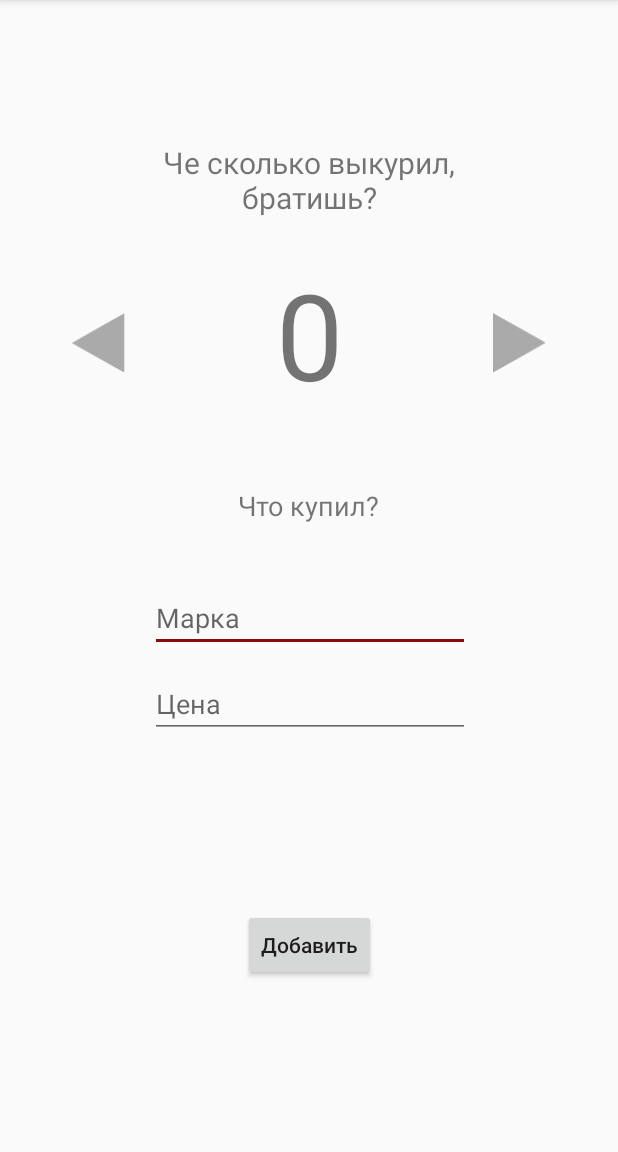
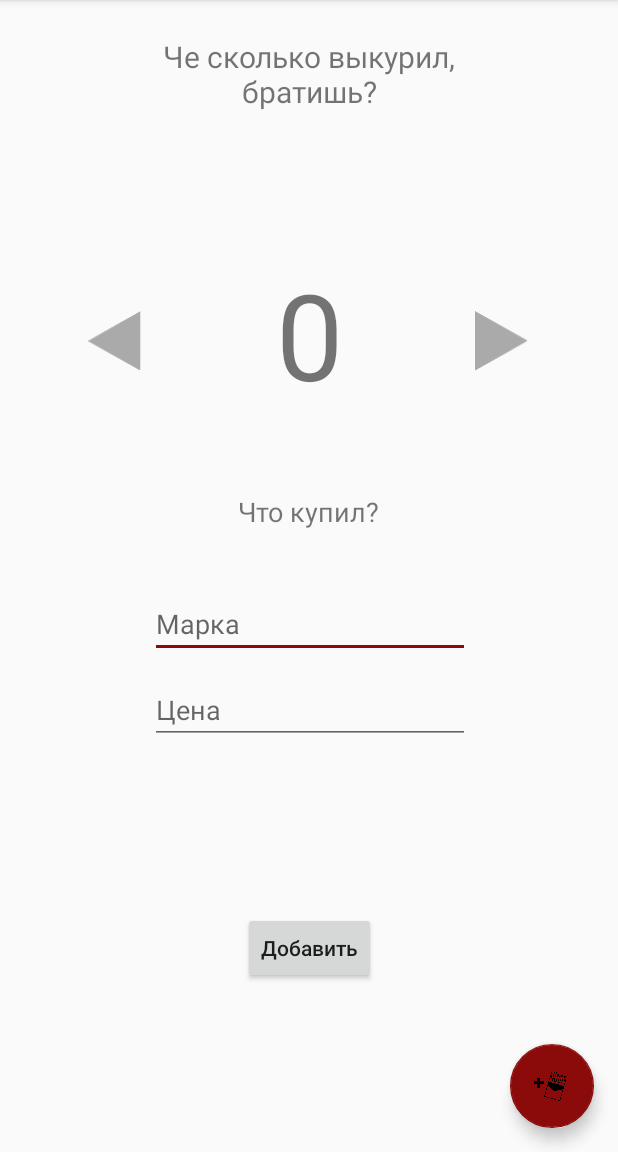
Before and after one commit to iiiBurnyiii/Android_CigarettesCount, an Android app: the screen it shows after launch (MainActivity), on a phone screen of 412 x 824 dp, the part 84-1236 px from its top. Run offline under Robolectric (Android 15) with nearby library versions, the phone set to English and light mode, and no system bars.

Commit message:
checkDay() not working in widget #3 add DatabaseManager class

```diff
--- a/app/src/main/java/org/test/ciggacount/activities/HistoryActivity.kt
+++ b/app/src/main/java/org/test/ciggacount/activities/HistoryActivity.kt
@@ -1,6 +1,5 @@
 package org.test.ciggacount.activities
 
-import android.content.Context
 import android.os.Bundle
 import android.support.design.widget.TabLayout
 import android.support.v7.app.AppCompatActivity
@@ -11,12 +10,9 @@ import org.jetbrains.anko.db.*
 import org.jetbrains.anko.toast
 import org.test.ciggacount.R
 import org.test.ciggacount.adapters.SectionsPagerAdapter
-import org.test.ciggacount.utils.DatabaseHelper
+import org.test.ciggacount.utils.database
 
 class HistoryActivity : AppCompatActivity() {
-
-    private val Context.database : DatabaseHelper
-        get() = DatabaseHelper.getInstance(applicationContext)
 
     private var mSectionsPagerAdapter: SectionsPagerAdapter? = null
 
--- a/app/src/main/java/org/test/ciggacount/activities/MainActivity.kt
+++ b/app/src/main/java/org/test/ciggacount/activities/MainActivity.kt
@@ -19,8 +19,8 @@ import org.jetbrains.anko.db.insert
 import org.jetbrains.anko.startActivity
 import org.jetbrains.anko.toast
 import org.test.ciggacount.R
-import org.test.ciggacount.utils.DatabaseHelper
 import org.test.ciggacount.utils.MySharedPreferences
+import org.test.ciggacount.utils.database
 import org.test.ciggacount.widget.CigaretteWidget
 import java.text.DateFormat
 import java.util.*
@@ -43,9 +43,6 @@ class MainActivity : AppCompatActivity(), NavigationView.OnNavigationItemSelecte
     private lateinit var price: String
     private var curDate =  Calendar.getInstance().timeInMillis
     private var curDay: Int? = null
-
-    private val Context.database : DatabaseHelper
-        get() = DatabaseHelper.getInstance(applicationContext)
 
     private val sp = MySharedPreferences(this)
 
@@ -129,7 +126,7 @@ class MainActivity : AppCompatActivity(), NavigationView.OnNavigationItemSelecte
         curDay = Calendar.getInstance().get(Calendar.DAY_OF_MONTH)
 
         if (curDay.toString() != sp.getPref("day")) {
-            databaseInsertCount()
+            databaseInsertCount(this)
         }
     }
 
@@ -162,12 +159,12 @@ class MainActivity : AppCompatActivity(), NavigationView.OnNavigationItemSelecte
         etPrice.text.clear()
     }
 
-    private fun databaseInsertCount() {
+    private fun databaseInsertCount(context: Context) {
         val date = DateFormat
                 .getDateInstance(DateFormat.LONG)
                 .format(curDate)
 
-        database.use {
+        context.database.use {
             insert("Counter",
                     "count" to sp.getPref("count").toInt(),
                     "date" to date)
--- a/app/src/main/java/org/test/ciggacount/utils/DatabaseHelper.kt
+++ b/app/src/main/java/org/test/ciggacount/utils/DatabaseHelper.kt
@@ -37,3 +37,6 @@ class DatabaseHelper(ctx: Context) : ManagedSQLiteOpenHelper(ctx, "MyDB") {
     override fun onUpgrade(db: SQLiteDatabase?, oldVersion: Int, newVersion: Int) {
     }
 }
+
+val Context.database: DatabaseHelper
+    get() = DatabaseHelper.getInstance(applicationContext)
--- /dev/null
+++ b/app/src/main/java/org/test/ciggacount/utils/DatabaseManager.kt
@@ -0,0 +1,15 @@
+package org.test.ciggacount.utils
+
+import android.content.Context
+import org.jetbrains.anko.db.delete
+
+class DatabaseManager(private val context: Context) {
+
+    private val db = context.database
+
+    fun deleteAllItems(table: String) {
+        db.use {
+            delete(table)
+        }
+    }
+}
--- a/app/src/main/java/org/test/ciggacount/widget/ConfigActivity.kt
+++ b/app/src/main/java/org/test/ciggacount/widget/ConfigActivity.kt
@@ -1,6 +1,14 @@
 package org.test.ciggacount.widget
 
+import android.os.Bundle
+import android.os.PersistableBundle
 import android.support.v7.app.AppCompatActivity
+import org.test.ciggacount.R
 
 class ConfigActivity : AppCompatActivity() {
+
+    override fun onCreate(savedInstanceState: Bundle?, persistentState: PersistableBundle?) {
+        super.onCreate(savedInstanceState, persistentState)
+        setContentView(R.layout.activity_config)
+    }
 }
--- a/app/src/main/res/drawable/rounded.xml
+++ b/app/src/main/res/drawable/rounded.xml
@@ -1,6 +1,6 @@
 <?xml version="1.0" encoding="utf-8"?>
 <shape xmlns:android="http://schemas.android.com/apk/res/android" >
-    <solid android:color="#ffffff" />
+    <solid android:color="#99ffffff" />
     <corners
         android:bottomRightRadius="10dp"
         android:bottomLeftRadius="10dp"
--- /dev/null
+++ b/app/src/main/res/layout/activity_config.xml
@@ -0,0 +1,6 @@
+<?xml version="1.0" encoding="utf-8"?>
+<android.support.constraint.ConstraintLayout
+    xmlns:android="http://schemas.android.com/apk/res/android" android:layout_width="match_parent"
+    android:layout_height="match_parent">
+
+</android.support.constraint.ConstraintLayout>
--- a/app/src/main/res/layout/activity_main.xml
+++ b/app/src/main/res/layout/activity_main.xml
@@ -20,6 +20,8 @@
         android:layout_gravity="start"
         android:fitsSystemWindows="true"
         app:headerLayout="@layout/nav_header_main"
-        app:menu="@menu/activity_main_drawer" />
+        app:menu="@menu/activity_main_drawer" >
+
+    </android.support.design.widget.NavigationView>
 
 </android.support.v4.widget.DrawerLayout>
--- a/app/src/main/res/layout/app_bar_main.xml
+++ b/app/src/main/res/layout/app_bar_main.xml
@@ -28,8 +28,20 @@
     </android.support.design.widget.AppBarLayout>
 
     <include
+        android:id="@+id/include"
         layout="@layout/content_main"
         android:layout_width="match_parent"
         android:layout_height="match_parent" />
 
+    <android.support.design.widget.FloatingActionButton
+        android:id="@+id/floatingActionButton3"
+        android:layout_width="match_parent"
+        android:layout_height="wrap_content"
+        android:layout_margin="@dimen/fab_margin"
+        android:clickable="true"
+        android:focusable="true"
+        app:layout_anchor="@+id/include"
+        app:layout_anchorGravity="bottom|right|end"
+        app:srcCompat="@drawable/add_pack_icon" />
+
 </android.support.design.widget.CoordinatorLayout>
--- a/app/src/main/res/layout/cigarette_widget.xml
+++ b/app/src/main/res/layout/cigarette_widget.xml
@@ -25,7 +25,8 @@
         android:layout_centerVertical="true"
         android:layout_marginStart="60dp"
         android:layout_toEndOf="@+id/appwidget_text"
-        android:background="@mipmap/right_arrow" />
+        android:background="@mipmap/right_arrow"
+        android:backgroundTint="@color/colorPrimary" />
 
     <Button
         android:id="@+id/wBtnSub"
@@ -35,6 +36,7 @@
         android:layout_alignBottom="@+id/appwidget_text"
         android:layout_marginEnd="60dp"
         android:layout_toStartOf="@+id/appwidget_text"
-        android:background="@mipmap/left_arrow" />
+        android:background="@mipmap/left_arrow"
+        android:backgroundTint="@color/colorPrimary" />
 
 </RelativeLayout>
--- a/app/src/main/res/layout/content_main.xml
+++ b/app/src/main/res/layout/content_main.xml
@@ -12,34 +12,43 @@
         android:id="@+id/btnSub"
         android:layout_width="35dp"
         android:layout_height="40dp"
-        android:layout_marginBottom="36dp"
-        android:layout_marginStart="48dp"
+        android:layout_marginBottom="8dp"
+        android:layout_marginEnd="32dp"
+        android:layout_marginStart="8dp"
+        android:layout_marginTop="8dp"
         android:background="@mipmap/left_arrow"
         android:backgroundTint="@android:color/darker_gray"
         app:layout_constraintBottom_toBottomOf="@+id/tvCount"
-        app:layout_constraintStart_toStartOf="@+id/tvCount" />
+        app:layout_constraintEnd_toStartOf="@+id/tvCount"
+        app:layout_constraintHorizontal_bias="0.74"
+        app:layout_constraintStart_toStartOf="parent"
+        app:layout_constraintTop_toTopOf="@+id/tvCount" />
 
     <Button
         android:id="@+id/btnPlus"
         style="@style/Widget.AppCompat.Button.Borderless"
         android:layout_width="35dp"
         android:layout_height="40dp"
-        android:layout_marginBottom="36dp"
-        android:layout_marginEnd="48dp"
+        android:layout_marginBottom="8dp"
+        android:layout_marginEnd="8dp"
+        android:layout_marginStart="32dp"
+        android:layout_marginTop="8dp"
         android:background="@mipmap/right_arrow"
         android:backgroundTint="@android:color/darker_gray"
         app:layout_constraintBottom_toBottomOf="@+id/tvCount"
-        app:layout_constraintEnd_toEndOf="@+id/tvCount" />
+        app:layout_constraintEnd_toEndOf="parent"
+        app:layout_constraintHorizontal_bias="0.24"
+        app:layout_constraintStart_toEndOf="@+id/tvCount"
+        app:layout_constraintTop_toTopOf="@+id/tvCount" />
 
     <TextView
         android:id="@+id/tvCount"
-        android:layout_width="0dp"
+        android:layout_width="124dp"
         android:layout_height="115dp"
         android:text="@string/count_text"
         android:textAlignment="center"
         android:textSize="80sp"
         app:layout_constraintBottom_toBottomOf="parent"
-        app:layout_constraintHorizontal_bias="0.0"
         app:layout_constraintLeft_toLeftOf="parent"
         app:layout_constraintRight_toRightOf="parent"
         app:layout_constraintTop_toTopOf="parent"
@@ -49,16 +58,13 @@
         android:id="@+id/textView"
         android:layout_width="280dp"
         android:layout_height="70dp"
-        android:layout_marginBottom="8dp"
-        android:layout_marginTop="188dp"
+        android:layout_marginTop="80dp"
         android:text="@string/main_title_count"
         android:textAlignment="center"
         android:textSize="20sp"
-        app:layout_constraintBottom_toTopOf="@+id/tvCount"
         app:layout_constraintLeft_toLeftOf="parent"
         app:layout_constraintRight_toRightOf="parent"
-        app:layout_constraintTop_toTopOf="parent"
-        app:layout_constraintVertical_bias="0.929" />
+        app:layout_constraintTop_toTopOf="parent" />
 
     <EditText
         android:id="@+id/etName"
@@ -90,7 +96,7 @@
         android:id="@+id/textView2"
         android:layout_width="wrap_content"
         android:layout_height="wrap_content"
-        android:layout_marginTop="40dp"
+        android:layout_marginTop="44dp"
         android:text="@string/main_title_pack"
         android:textSize="18sp"
         app:layout_constraintHorizontal_bias="0.501"
```
Also changed, not shown: app/src/main/res/drawable/add_pack_icon.png (added), app/src/main/res/drawable/pack_icon.png (added).
